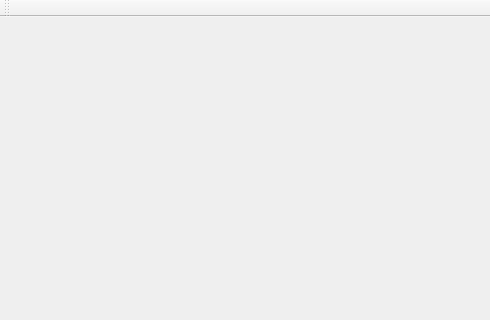
This is StudyMeet/studymeet.ui in DanielCChavez/StudyMeet as Qt 5 draws it before an edit; both pictures show x 0 to 490 and y 0 to 320 of the 582 by 590 pixel window. The edited form follows.
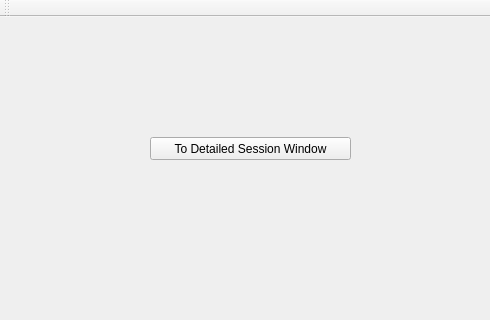
This is the edited form.

Commit message: added detailed session window

```diff
--- a/StudyMeet/studymeet.ui
+++ b/StudyMeet/studymeet.ui
@@ -13,7 +13,21 @@
   <property name="windowTitle">
    <string>StudyMeet</string>
   </property>
-  <widget class="QWidget" name="centralWidget"/>
+  <widget class="QWidget" name="centralWidget">
+   <widget class="QPushButton" name="toDSWButton">
+    <property name="geometry">
+     <rect>
+      <x>150</x>
+      <y>120</y>
+      <width>201</width>
+      <height>23</height>
+     </rect>
+    </property>
+    <property name="text">
+     <string>To Detailed Session Window</string>
+    </property>
+   </widget>
+  </widget>
   <widget class="QMenuBar" name="menuBar">
    <property name="geometry">
     <rect>
```
The commit also changes 38 other files.
